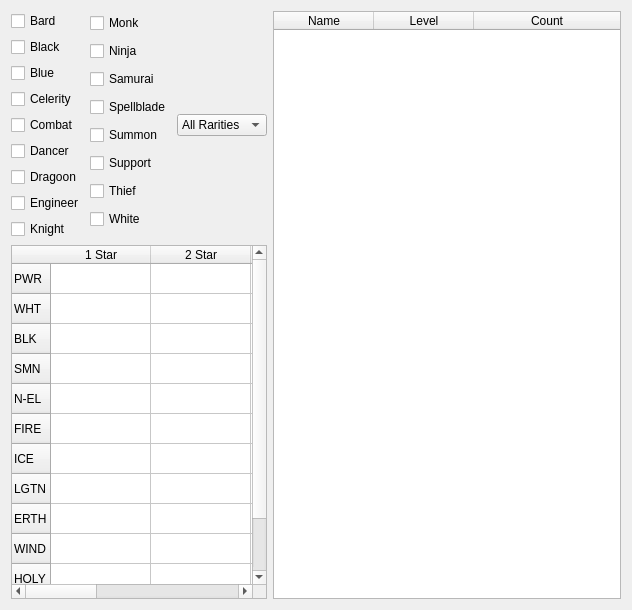
Qt form ffrk_abilities.ui (Tibonium/ffrk_abilities) before a commit.
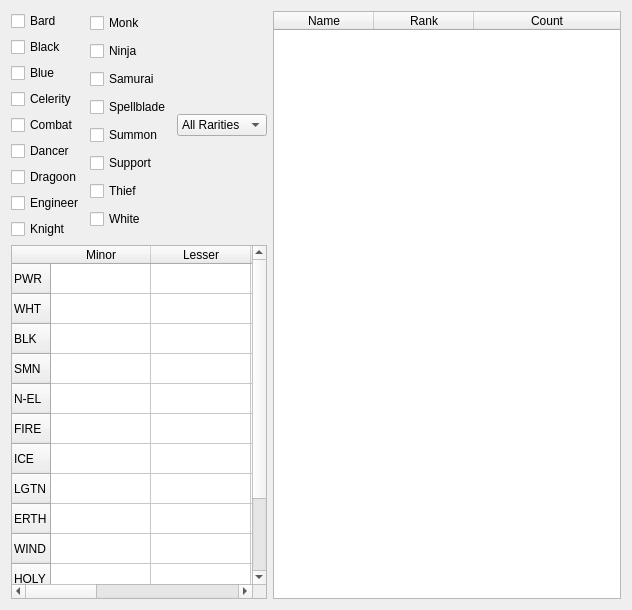
The same form after that commit.

The edit to the form file:
```diff
--- a/ffrk_abilities.ui
+++ b/ffrk_abilities.ui
@@ -195,7 +195,7 @@
         </size>
        </property>
        <property name="rowCount">
-        <number>12</number>
+        <number>13</number>
        </property>
        <attribute name="horizontalHeaderMinimumSectionSize">
         <number>31</number>
@@ -266,34 +266,39 @@
          <string>DARK</string>
         </property>
        </row>
+       <row>
+        <property name="text">
+         <string>BLUE</string>
+        </property>
+       </row>
        <column>
         <property name="text">
-         <string>1 Star</string>
+         <string>Minor</string>
         </property>
        </column>
        <column>
         <property name="text">
-         <string>2 Star</string>
+         <string>Lesser</string>
         </property>
        </column>
        <column>
         <property name="text">
-         <string>3 Star</string>
+         <string>Normal</string>
         </property>
        </column>
        <column>
         <property name="text">
-         <string>4 Star</string>
+         <string>Greater</string>
         </property>
        </column>
        <column>
         <property name="text">
-         <string>5 Star</string>
+         <string>Major</string>
         </property>
        </column>
        <column>
         <property name="text">
-         <string>6 Star</string>
+         <string>Crystal</string>
         </property>
        </column>
       </widget>
@@ -305,6 +310,9 @@
      <attribute name="horizontalHeaderStretchLastSection">
       <bool>true</bool>
      </attribute>
+     <attribute name="verticalHeaderVisible">
+      <bool>false</bool>
+     </attribute>
      <column>
       <property name="text">
        <string>Name</string>
@@ -312,7 +320,7 @@
      </column>
      <column>
       <property name="text">
-       <string>Level</string>
+       <string>Rank</string>
       </property>
      </column>
      <column>
```
Left out of the diff: 6 changed lines with no effect on the pictures.
